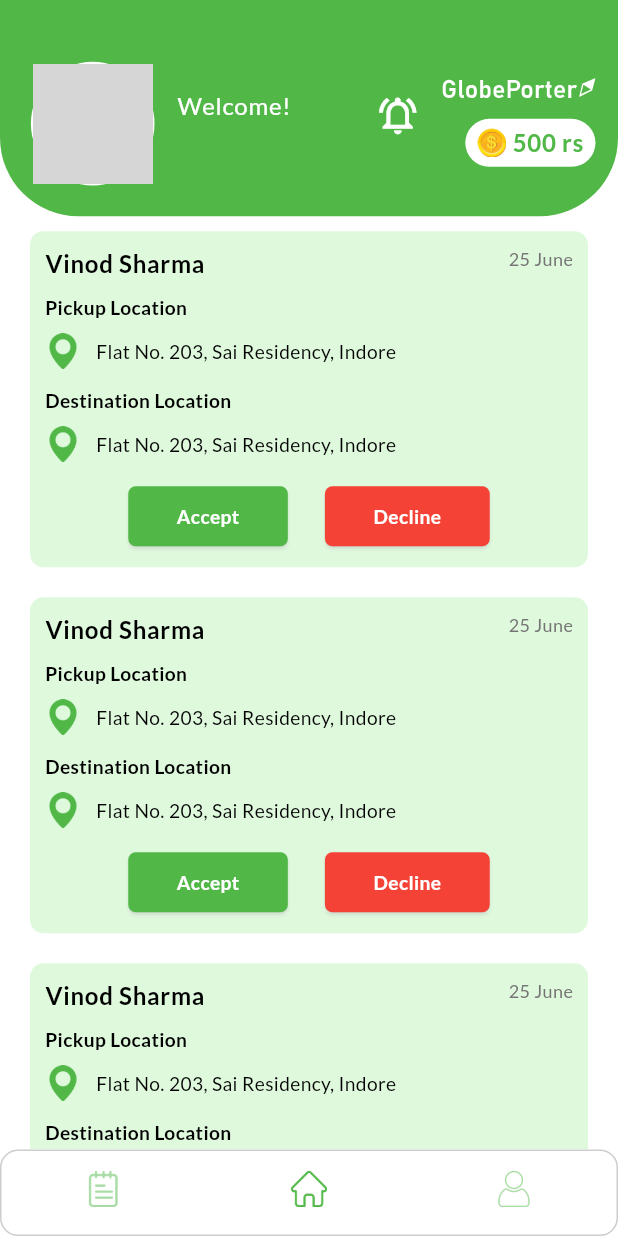
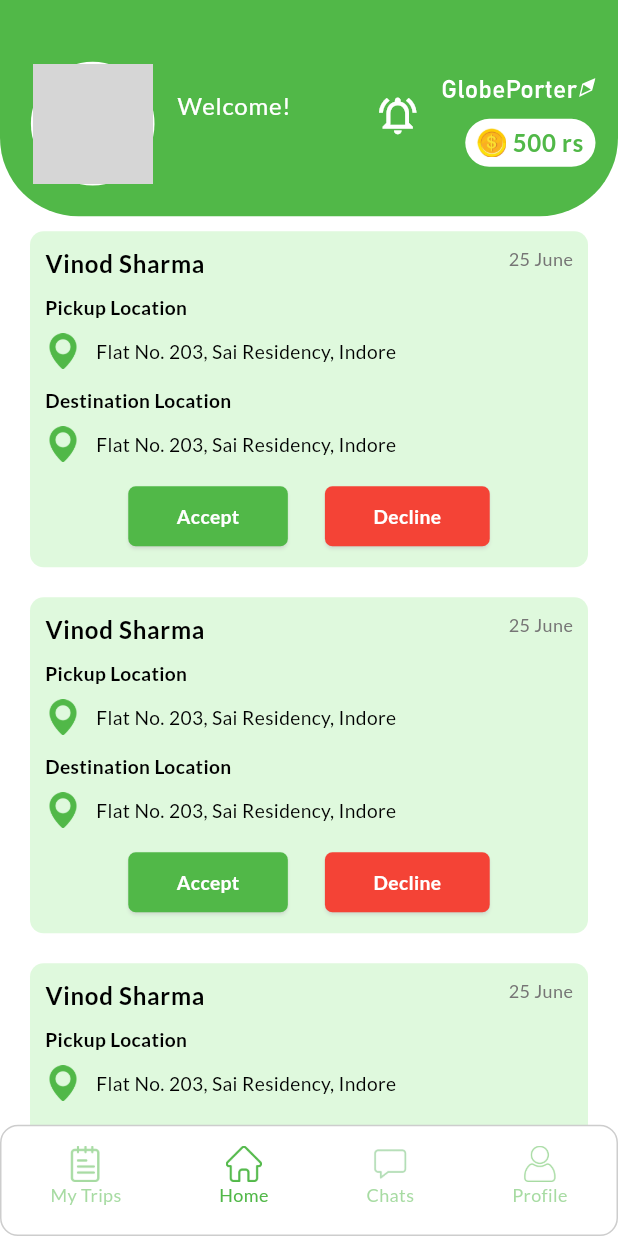
Before and after one commit to Tushar1805/globeporter, a Flutter app: the DriverDashboard screen opened by its route, on a phone screen of 412 x 824 dp. Run offline on Flutter 3.47's test engine with Material 3 defaults, Android fonts, the phone set to English and light mode, and no system bars; our stand-ins replace camera, connectivity_plus, country_code_picker, device_preview, dropdown_button2, equatable and 17 more; missing offline and left inert: colorize, country_phone_validator, fimber, flutter_facebook_auth; accounts and stored records are empty; network calls fail; project files that could hold a hidden picture were left out; grey boxes are pictures that could not be loaded.

Commit message:
UI: dashboard UI updated

```diff
--- a/lib/l10n/app_en.arb
+++ b/lib/l10n/app_en.arb
@@ -237,5 +237,13 @@
     "rcString": "RC",
     "@rcString": {},
     "licenceString": "Licence",
-    "@licenceString": {}
+    "@licenceString": {},
+    "homeString": "Home",
+    "@homeString": {},
+    "myTripsString": "My Trips",
+    "@myTripsString": {},
+    "chatsString" : "Chats",
+    "@chatsString": {},
+    "profileString": "Profile",
+    "@profileString": {}
 }
--- a/lib/l10n/app_hi.arb
+++ b/lib/l10n/app_hi.arb
@@ -119,5 +119,9 @@
     "panCardString": "पैन कार्ड",
     "photoSmallString": "फोटो",
     "rcString": "आर.सी",
-    "licenceString": "लाइसेंस"
+    "licenceString": "लाइसेंस",
+    "homeString": "होम",
+    "myTripsString": "मेरे सुझाव",
+    "chatsString": "चैट",
+    "profileString": "प्रोफ़ाइल"
 }
--- a/lib/l10n/app_localizations.dart
+++ b/lib/l10n/app_localizations.dart
@@ -801,6 +801,30 @@ abstract class AppLocalizations {
   /// In en, this message translates to:
   /// **'Licence'**
   String get licenceString;
+
+  /// No description provided for @homeString.
+  ///
+  /// In en, this message translates to:
+  /// **'Home'**
+  String get homeString;
+
+  /// No description provided for @myTripsString.
+  ///
+  /// In en, this message translates to:
+  /// **'My Trips'**
+  String get myTripsString;
+
+  /// No description provided for @chatsString.
+  ///
+  /// In en, this message translates to:
+  /// **'Chats'**
+  String get chatsString;
+
+  /// No description provided for @profileString.
+  ///
+  /// In en, this message translates to:
+  /// **'Profile'**
+  String get profileString;
 }
 
 class _AppLocalizationsDelegate
--- a/lib/l10n/app_localizations_en.dart
+++ b/lib/l10n/app_localizations_en.dart
@@ -367,4 +367,16 @@ class AppLocalizationsEn extends AppLocalizations {
 
   @override
   String get licenceString => 'Licence';
+
+  @override
+  String get homeString => 'Home';
+
+  @override
+  String get myTripsString => 'My Trips';
+
+  @override
+  String get chatsString => 'Chats';
+
+  @override
+  String get profileString => 'Profile';
 }
--- a/lib/l10n/app_mr.arb
+++ b/lib/l10n/app_mr.arb
@@ -122,5 +122,9 @@
     "panCardString": "पॅन कार्ड",
     "photoSmallString": "छायाचित्र",
     "rcString": "आर.सी",
-    "licenceString": "परवाना"
+    "licenceString": "परवाना",
+    "homeString": "होम",
+    "myTripsString": "माझ्या सहली",
+    "chatsString": "गप्पा",
+    "profileString": "प्रोफाइल"
 }
--- a/lib/presentation/driver/view/driver_dashboard.dart
+++ b/lib/presentation/driver/view/driver_dashboard.dart
@@ -1,6 +1,8 @@
 import 'package:core/di/service_locator.dart';
 import 'package:flutter/material.dart';
+import 'package:globeporter/l10n/app_localizations.dart';
 import 'package:globeporter/presentation/authentication/cubit/auth_cubit.dart';
+import 'package:globeporter/presentation/chats/view/chat_list_screen.dart';
 import 'package:globeporter/presentation/driver/cubit/driver_cubit.dart';
 import 'package:globeporter/presentation/driver/view/Home_screen.dart';
 import 'package:globeporter/presentation/driver/view/my_trips_screen.dart';
@@ -29,6 +31,9 @@ class _DriverDashboardState extends State<DriverDashboard> {
   final screens = [
     MyTripsScreen(),
     DriverHomeScreen(),
+    ChatListScreen(
+      role: 'driver',
+    ),
     SettingsScreen(
       role: 'driver',
     ),
@@ -55,18 +60,18 @@ class _DriverDashboardState extends State<DriverDashboard> {
   void onNavBarTap(int targetIndex) {
     if (targetIndex == pageIndex) return;
 
-    final duration = const Duration(milliseconds: 300);
-    final curve = Curves.easeInOut;
+    // final duration = const Duration(milliseconds: 300);
+    // final curve = Curves.easeInOut;
 
     setState(() {
       pageIndex = targetIndex;
     });
 
-    pageController.animateToPage(
-      targetIndex,
-      duration: duration,
-      curve: curve,
-    );
+    // pageController.animateToPage(
+    //   targetIndex,
+    //   duration: duration,
+    //   curve: curve,
+    // );
   }
 
   @override
@@ -76,18 +81,20 @@ class _DriverDashboardState extends State<DriverDashboard> {
       top: false,
       child: Scaffold(
         backgroundColor: whiteColor,
-        body: PageView(
-          controller: pageController,
-          children: screens,
-          onPageChanged: (index) {
-            setState(() {
-              pageIndex = index;
-            });
-          },
-        ),
+        body: screens[pageIndex],
+        // PageView(
+        //   physics: NeverScrollableScrollPhysics(),
+        //   controller: pageController,
+        //   children: screens,
+        //   onPageChanged: (index) {
+        //     setState(() {
+        //       pageIndex = index;
+        //     });
+        //   },
+        // ),
         bottomNavigationBar: Container(
           padding: const EdgeInsets.only(bottom: 5),
-          height: size.width * 0.14,
+          height: size.width * 0.18,
           decoration: BoxDecoration(
             borderRadius: BorderRadius.all(
               Radius.circular(12),
@@ -102,22 +109,32 @@ class _DriverDashboardState extends State<DriverDashboard> {
             mainAxisAlignment: MainAxisAlignment.spaceAround,
             children: [
               BottomNavBarIcon(
+                title: AppLocalizations.of(context)!.myTripsString,
                 icon: myRequestIcon,
                 onTap: () => onNavBarTap(0),
                 pageIndex: pageIndex,
                 itemIndex: 0,
               ),
               BottomNavBarIcon(
+                title: AppLocalizations.of(context)!.homeString,
                 icon: homeIcon,
                 onTap: () => onNavBarTap(1),
                 pageIndex: pageIndex,
                 itemIndex: 1,
               ),
               BottomNavBarIcon(
-                icon: profileIcon,
+                title: AppLocalizations.of(context)!.chatsString,
+                icon: chatIcon,
                 onTap: () => onNavBarTap(2),
                 pageIndex: pageIndex,
                 itemIndex: 2,
+              ),
+              BottomNavBarIcon(
+                title: AppLocalizations.of(context)!.profileString,
+                icon: profileIcon,
+                onTap: () => onNavBarTap(3),
+                pageIndex: pageIndex,
+                itemIndex: 3,
               ),
             ],
           ),
--- a/lib/resources/app_images.dart
+++ b/lib/resources/app_images.dart
@@ -9,6 +9,7 @@ final String coinImage = "assets/images/coin_image.png";
 final String requestIcon = "assets/images/request_icon.png";
 final String myRequestIcon = "assets/images/my_requests_icon.png";
 final String homeIcon = "assets/images/home_icon.png";
+final String chatIcon = "assets/images/chat_icon.png";
 final String profileIcon = "assets/images/profile_icon.png";
 final String phoneCallIcon = "assets/images/phone_call.png";
 final String walletImage = "assets/images/wallet_image.png";
--- a/lib/resources/app_widgets.dart
+++ b/lib/resources/app_widgets.dart
@@ -162,7 +162,7 @@ class CustomTextField extends StatelessWidget {
         cursorColor: cursorColor,
         maxLines: maxLines ?? 1,
         readOnly: readOnly ?? false,
-        onChanged: onChanged ?? (val){},
+        onChanged: onChanged ?? (val) {},
         decoration: InputDecoration(
           prefixIconConstraints: BoxConstraints(minHeight: 32, minWidth: 24),
           border: OutlineInputBorder(
@@ -294,6 +294,7 @@ class BottomNavBarIcon extends StatelessWidget {
     required this.onTap,
     required this.pageIndex,
     required this.itemIndex,
+    required this.title,
     super.key,
   });
 
@@ -301,6 +302,7 @@ class BottomNavBarIcon extends StatelessWidget {
   final VoidCallback onTap;
   final int pageIndex;
   final int itemIndex;
+  final String title;
 
   @override
   Widget build(BuildContext context) {
@@ -317,19 +319,27 @@ class BottomNavBarIcon extends StatelessWidget {
                   icon,
                   height: size.width * 0.0587,
                 ),
+                Text(
+                  title,
+                  style: Theme.of(context).textTheme.bodyMedium?.copyWith(color: primaryColor),
+                ),
               ],
             )
-          : Column(
-              mainAxisAlignment: MainAxisAlignment.center,
-              children: [
-                Opacity(
-                  opacity: 0.5,
-                  child: Image.asset(
+          : Opacity(
+              opacity: 0.5,
+              child: Column(
+                mainAxisAlignment: MainAxisAlignment.center,
+                children: [
+                  Image.asset(
                     icon,
                     height: size.width * 0.0587,
                   ),
-                ),
-              ],
+                  Text(
+                    title,
+                    style: Theme.of(context).textTheme.bodyMedium?.copyWith(color: primaryColor),
+                  ),
+                ],
+              ),
             ),
     );
   }
```
Also changed, not shown: lib/l10n/app_localizations_hi.dart (+12 -0 lines), lib/l10n/app_localizations_mr.dart (+12 -0 lines), lib/presentation/chats/view/chat_list_screen.dart (added, +31 -0 lines), lib/presentation/customer/view/customer_dashboard.dart (+34 -18 lines), assets/images/chat_icon.png (added).
